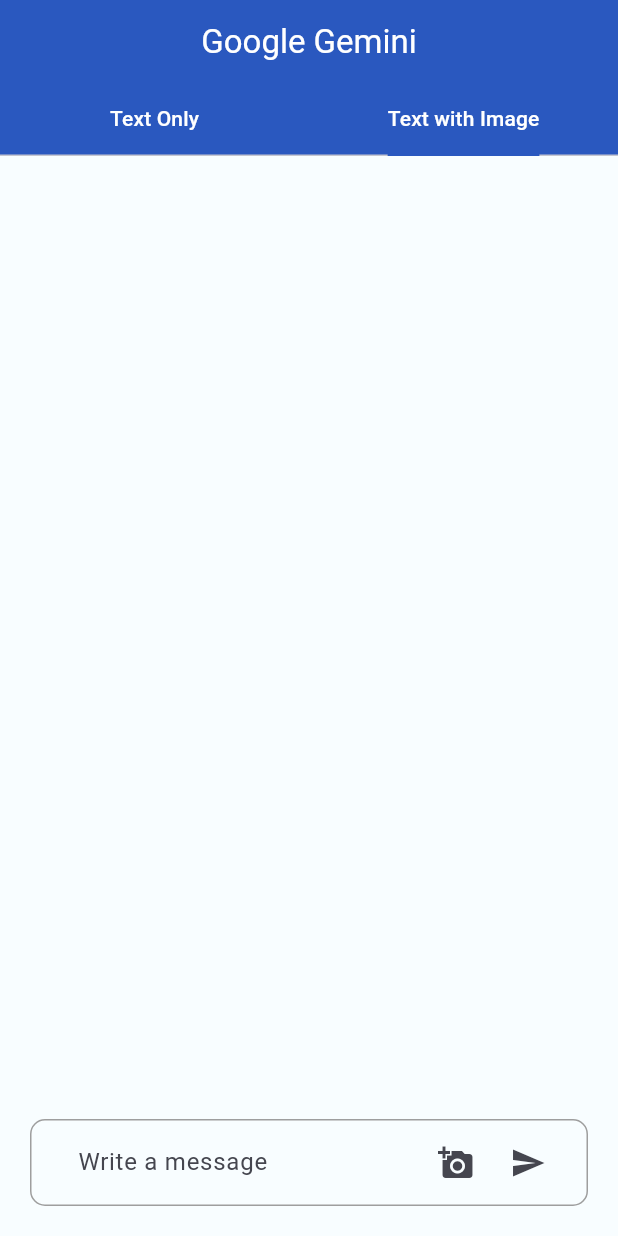
After one commit to arrtttt/MindWellApp, a Flutter app: the MyHomePage screen opened directly, tab 2 chosen, after a tap on the "add a photo" icon, on a phone screen of 412 x 824 dp. The commit adds this screen. Run offline on Flutter 3.47's test engine with Material 3 defaults, Android fonts, the phone set to English and light mode, and no system bars; our stand-ins replace image_picker; missing offline and left inert: google_gemini.

Commit message:
Se añadió la api de google gemini junto con una clase de prueba de esta.

```diff
--- a/lib/main.dart
+++ b/lib/main.dart
@@ -2,10 +2,8 @@ import 'package:flutter/material.dart';
 import 'package:mindwell/routes/app_routes.dart';
 import 'package:mindwell/routes/routes.dart';
 import 'utils/theme.dart';
-import 'package:dart_openai/dart_openai.dart';
 
 void main() {
-  OpenAI.apiKey = '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';
   runApp(const MyApp());
 }
 
--- /dev/null
+++ b/lib/openai/openaiTest.dart
@@ -0,0 +1,336 @@
+import 'package:flutter/material.dart';
+import 'package:google_gemini/google_gemini.dart';
+import 'dart:io';
+import 'package:image_picker/image_picker.dart';
+
+const apiKey = "AIzaSyB_fA3_fymQPxkAP6Yn5JBFyknCn24o12s";
+
+void main() {
+  runApp(const MyApp());
+}
+
+class MyApp extends StatelessWidget {
+  const MyApp({super.key});
+
+  @override
+  Widget build(BuildContext context) {
+    return MaterialApp(
+      debugShowCheckedModeBanner: false,
+      theme: ThemeData(
+        colorScheme: ColorScheme.fromSeed(seedColor: Colors.indigo),
+        useMaterial3: true,
+      ),
+      home: const MyHomePage(),
+    );
+  }
+}
+
+class MyHomePage extends StatefulWidget {
+  const MyHomePage({
+    super.key,
+  });
+
+  @override
+  State<MyHomePage> createState() => _MyHomePageState();
+}
+
+class _MyHomePageState extends State<MyHomePage> {
+  @override
+  Widget build(BuildContext context) {
+    return DefaultTabController(
+        initialIndex: 0,
+        length: 2,
+        child: Scaffold(
+            appBar: AppBar(
+              title: const Text("Google Gemini"),
+              centerTitle: true,
+              bottom: const TabBar(
+                tabs: [
+                  Tab(text: "Text Only"),
+                  Tab(text: "Text with Image"),
+                ],
+              ),
+            ),
+            body: const TabBarView(
+              children: [TextOnly(), TextWithImage()],
+            )));
+  }
+}
+
+// ------------------------------ Text Only ------------------------------
+
+class TextOnly extends StatefulWidget {
+  const TextOnly({
+    super.key,
+  });
+
+  @override
+  State<TextOnly> createState() => _TextOnlyState();
+}
+
+class _TextOnlyState extends State<TextOnly> {
+  bool loading = false;
+  List textChat = [];
+  List textWithImageChat = [];
+
+  final TextEditingController _textController = TextEditingController();
+  final ScrollController _controller = ScrollController();
+
+  // Create Gemini Instance
+  final gemini = GoogleGemini(
+    apiKey: apiKey,
+  );
+
+  // Text only input
+  void fromText({required String query}) {
+    setState(() {
+      loading = true;
+      textChat.add({
+        "role": "User",
+        "text": query,
+      });
+      _textController.clear();
+    });
+    scrollToTheEnd();
+
+    gemini.generateFromText(query).then((value) {
+      setState(() {
+        loading = false;
+        textChat.add({
+          "role": "Gemini",
+          "text": value.text,
+        });
+      });
+      scrollToTheEnd();
+    }).onError((error, stackTrace) {
+      setState(() {
+        loading = false;
+        textChat.add({
+          "role": "Gemini",
+          "text": error.toString(),
+        });
+      });
+      scrollToTheEnd();
+    });
+  }
+
+  void scrollToTheEnd() {
+    _controller.jumpTo(_controller.position.maxScrollExtent);
+  }
+
+  @override
+  Widget build(BuildContext context) {
+    return Scaffold(
+        body: Column(
+      children: [
+        Expanded(
+          child: ListView.builder(
+            controller: _controller,
+            itemCount: textChat.length,
+            padding: const EdgeInsets.only(bottom: 20),
+            itemBuilder: (context, index) {
+              return ListTile(
+                isThreeLine: true,
+                leading: CircleAvatar(
+                  child: Text(textChat[index]["role"].substring(0, 1)),
+                ),
+                title: Text(textChat[index]["role"]),
+                subtitle: Text(textChat[index]["text"]),
+              );
+            },
+          ),
+        ),
+        Container(
+          alignment: Alignment.bottomRight,
+          margin: const EdgeInsets.all(20),
+          padding: const EdgeInsets.symmetric(horizontal: 15.0),
+          decoration: BoxDecoration(
+            borderRadius: BorderRadius.circular(10.0),
+            border: Border.all(color: Colors.grey),
+          ),
+          child: Row(
+            children: [
+              Expanded(
+                child: TextField(
+                  controller: _textController,
+                  decoration: InputDecoration(
+                    hintText: "Type a message",
+                    border: OutlineInputBorder(
+                        borderRadius: BorderRadius.circular(10.0),
+                        borderSide: BorderSide.none),
+                    fillColor: Colors.transparent,
+                  ),
+                  maxLines: null,
+                  keyboardType: TextInputType.multiline,
+                ),
+              ),
+              IconButton(
+                icon: loading
+                    ? const CircularProgressIndicator()
+                    : const Icon(Icons.send),
+                onPressed: () {
+                  fromText(query: _textController.text);
+                },
+              ),
+            ],
+          ),
+        )
+      ],
+    ));
+  }
+}
+
+// ------------------------------ Text with Image ------------------------------
+
+class TextWithImage extends StatefulWidget {
+  const TextWithImage({
+    super.key,
+  });
+
+  @override
+  State<TextWithImage> createState() => _TextWithImageState();
+}
+
+class _TextWithImageState extends State<TextWithImage> {
+  bool loading = false;
+  List textAndImageChat = [];
+  List textWithImageChat = [];
+  File? imageFile;
+
+  final ImagePicker picker = ImagePicker();
+
+  final TextEditingController _textController = TextEditingController();
+  final ScrollController _controller = ScrollController();
+
+  // Create Gemini Instance
+  final gemini = GoogleGemini(
+    apiKey: apiKey,
+  );
+
+  // Text only input
+  void fromTextAndImage({required String query, required File image}) {
+    setState(() {
+      loading = true;
+      textAndImageChat.add({
+        "role": "User",
+        "text": query,
+        "image": image,
+      });
+      _textController.clear();
+      imageFile = null;
+    });
+    scrollToTheEnd();
+
+    gemini.generateFromTextAndImages(query: query, image: image).then((value) {
+      setState(() {
+        loading = false;
+        textAndImageChat
+            .add({"role": "Gemini", "text": value.text, "image": ""});
+      });
+      scrollToTheEnd();
+    }).onError((error, stackTrace) {
+      setState(() {
+        loading = false;
+        textAndImageChat
+            .add({"role": "Gemini", "text": error.toString(), "image": ""});
+      });
+      scrollToTheEnd();
+    });
+  }
+
+  void scrollToTheEnd() {
+    _controller.jumpTo(_controller.position.maxScrollExtent);
+  }
+
+  @override
+  Widget build(BuildContext context) {
+    return Scaffold(
+      body: Column(
+        children: [
+          Expanded(
+            child: ListView.builder(
+              controller: _controller,
+              itemCount: textAndImageChat.length,
+              padding: const EdgeInsets.only(bottom: 20),
+              itemBuilder: (context, index) {
+                return ListTile(
+                  isThreeLine: true,
+                  leading: CircleAvatar(
+                    child:
+                        Text(textAndImageChat[index]["role"].substring(0, 1)),
+                  ),
+                  title: Text(textAndImageChat[index]["role"]),
+                  subtitle: Text(textAndImageChat[index]["text"]),
+                  trailing: textAndImageChat[index]["image"] == ""
+                      ? null
+                      : Image.file(
+                          textAndImageChat[index]["image"],
+                          width: 90,
+                        ),
+                );
+              },
+            ),
+          ),
+          Container(
+            alignment: Alignment.bottomRight,
+            margin: const EdgeInsets.all(20),
+            padding: const EdgeInsets.symmetric(horizontal: 15.0),
+            decoration: BoxDecoration(
+              borderRadius: BorderRadius.circular(10.0),
+              border: Border.all(color: Colors.grey),
+            ),
+            child: Row(
+              children: [
+                Expanded(
+                  child: TextField(
+                    controller: _textController,
+                    decoration: InputDecoration(
+                      hintText: "Write a message",
+                      border: OutlineInputBorder(
+                          borderRadius: BorderRadius.circular(10.0),
+                          borderSide: BorderSide.none),
+                      fillColor: Colors.transparent,
+                    ),
+                    maxLines: null,
+                    keyboardType: TextInputType.multiline,
+                  ),
+                ),
+                IconButton(
+                  icon: const Icon(Icons.add_a_photo),
+                  onPressed: () async {
+                    final XFile? image =
+                        await picker.pickImage(source: ImageSource.gallery);
+                    setState(() {
+                      imageFile = image != null ? File(image.path) : null;
+                    });
+                  },
+                ),
+                IconButton(
+                  icon: loading
+                      ? const CircularProgressIndicator()
+                      : const Icon(Icons.send),
+                  onPressed: () {
+                    if (imageFile == null) {
+                      ScaffoldMessenger.of(context).showSnackBar(const SnackBar(
+                          content: Text("Please select an image")));
+                      return;
+                    }
+                    fromTextAndImage(
+                        query: _textController.text, image: imageFile!);
+                  },
+                ),
+              ],
+            ),
+          ),
+        ],
+      ),
+      floatingActionButton: imageFile != null
+          ? Container(
+              margin: const EdgeInsets.only(bottom: 80),
+              height: 150,
+              child: Image.file(imageFile ?? File("")),
+            )
+          : null,
+    );
+  }
+}
--- a/pubspec.yaml
+++ b/pubspec.yaml
@@ -35,6 +35,8 @@ dependencies:
   # Use with the CupertinoIcons class for iOS style icons.
   cupertino_icons: ^1.0.2
   dart_openai: ^5.0.0
+  google_gemini: ^0.1.2
+  image_picker: ^1.0.7
 
 dev_dependencies:
   flutter_test:
```
Also changed, not shown: pubspec.lock.
